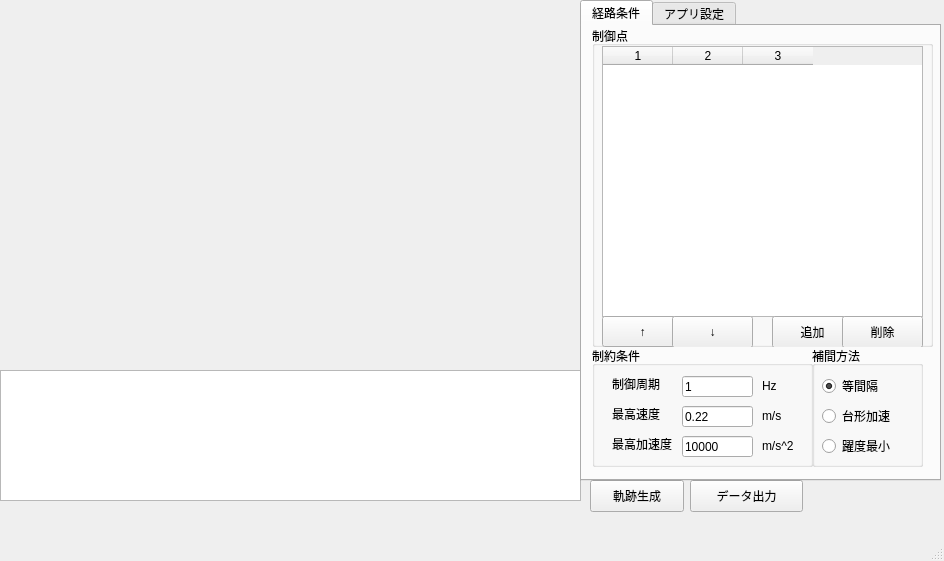
Qt form trajectory_generator.ui (surpace0924/trajectory_generator) before a commit.
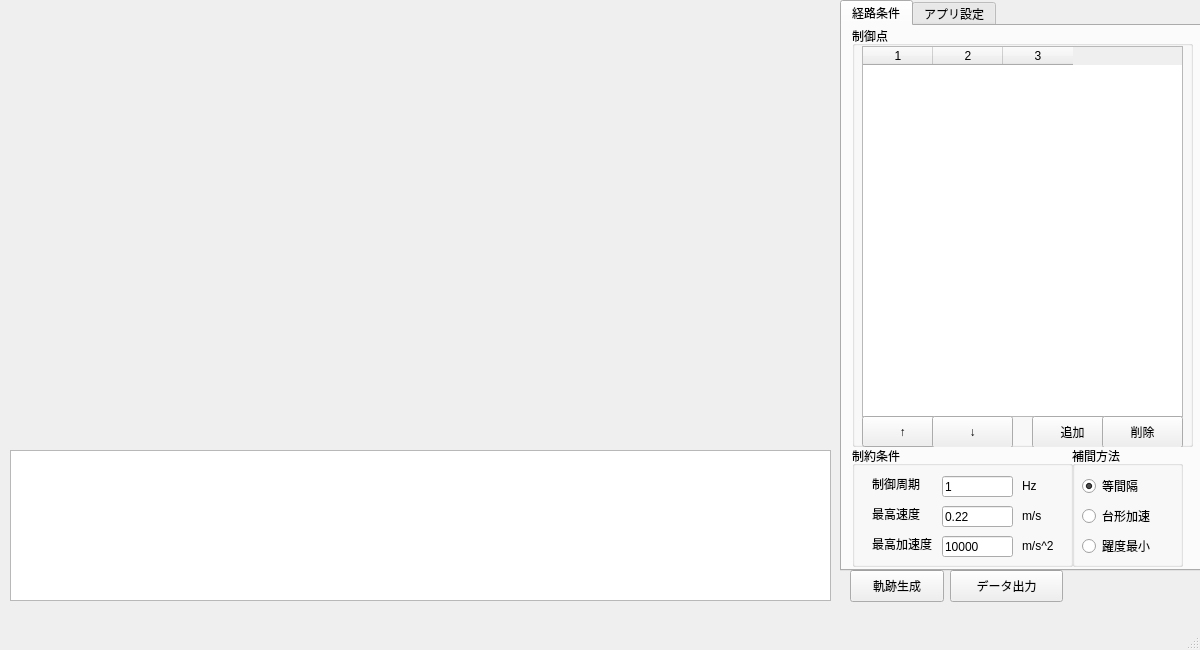
The same form after that commit.

Commit message: update: 画面サイズ

Diff of the .ui file:
```diff
--- a/trajectory_generator.ui
+++ b/trajectory_generator.ui
@@ -9,8 +9,8 @@
    <rect>
     <x>0</x>
     <y>0</y>
-    <width>944</width>
-    <height>561</height>
+    <width>1200</width>
+    <height>650</height>
    </rect>
   </property>
   <property name="windowTitle">
@@ -20,28 +20,28 @@
    <widget class="QTextBrowser" name="textBrowser">
     <property name="geometry">
      <rect>
-      <x>0</x>
-      <y>370</y>
-      <width>581</width>
-      <height>131</height>
+      <x>10</x>
+      <y>450</y>
+      <width>821</width>
+      <height>151</height>
      </rect>
     </property>
    </widget>
    <widget class="QWidget" name="widget" native="true">
     <property name="geometry">
      <rect>
-      <x>0</x>
-      <y>0</y>
-      <width>581</width>
-      <height>361</height>
+      <x>10</x>
+      <y>10</y>
+      <width>821</width>
+      <height>431</height>
      </rect>
     </property>
    </widget>
    <widget class="QPushButton" name="pushButton">
     <property name="geometry">
      <rect>
-      <x>590</x>
-      <y>480</y>
+      <x>850</x>
+      <y>570</y>
       <width>94</width>
       <height>32</height>
      </rect>
@@ -56,8 +56,8 @@
     </property>
     <property name="geometry">
      <rect>
-      <x>690</x>
-      <y>480</y>
+      <x>950</x>
+      <y>570</y>
       <width>113</width>
       <height>32</height>
      </rect>
@@ -72,10 +72,10 @@
    <widget class="QTabWidget" name="tabWidget">
     <property name="geometry">
      <rect>
-      <x>580</x>
+      <x>840</x>
       <y>0</y>
       <width>361</width>
-      <height>481</height>
+      <height>571</height>
      </rect>
     </property>
     <property name="currentIndex">
@@ -91,7 +91,7 @@
         <x>10</x>
         <y>0</y>
         <width>341</width>
-        <height>321</height>
+        <height>421</height>
        </rect>
       </property>
       <property name="title">
@@ -103,7 +103,7 @@
          <x>10</x>
          <y>20</y>
          <width>321</width>
-         <height>271</height>
+         <height>371</height>
         </rect>
        </property>
        <property name="columnCount">
@@ -120,7 +120,7 @@
        <property name="geometry">
         <rect>
          <x>10</x>
-         <y>290</y>
+         <y>390</y>
          <width>81</width>
          <height>31</height>
         </rect>
@@ -133,7 +133,7 @@
        <property name="geometry">
         <rect>
          <x>80</x>
-         <y>290</y>
+         <y>390</y>
          <width>81</width>
          <height>32</height>
         </rect>
@@ -146,7 +146,7 @@
        <property name="geometry">
         <rect>
          <x>180</x>
-         <y>290</y>
+         <y>390</y>
          <width>81</width>
          <height>32</height>
         </rect>
@@ -159,7 +159,7 @@
        <property name="geometry">
         <rect>
          <x>250</x>
-         <y>290</y>
+         <y>390</y>
          <width>81</width>
          <height>32</height>
         </rect>
@@ -173,7 +173,7 @@
       <property name="geometry">
        <rect>
         <x>10</x>
-        <y>320</y>
+        <y>420</y>
         <width>221</width>
         <height>121</height>
        </rect>
@@ -303,7 +303,7 @@
       <property name="geometry">
        <rect>
         <x>230</x>
-        <y>320</y>
+        <y>420</y>
         <width>111</width>
         <height>121</height>
        </rect>
```
Left out of the diff: 2 changed lines with no effect on the pictures. The commit also changes 4 other files.
